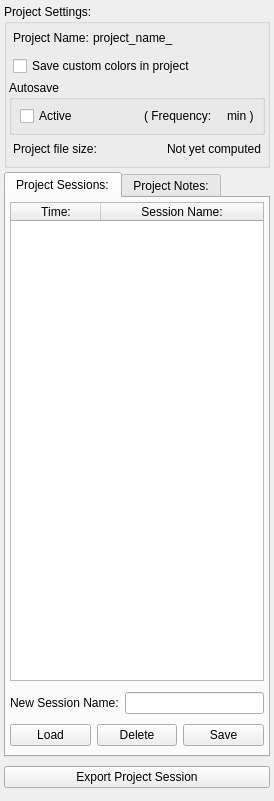
First picture: the form in src/Interface/Application/ProjectDockWidget.ui, repository SCIInstitute/Seg3D, before the edit.
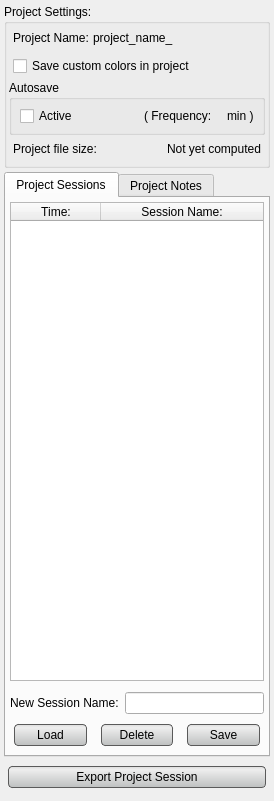
Second picture: the form after the edit.

The edit to the form file:
```diff
--- a/src/Interface/Application/ProjectDockWidget.ui
+++ b/src/Interface/Application/ProjectDockWidget.ui
@@ -11,7 +11,26 @@
    </rect>
   </property>
   <property name="styleSheet">
-   <string notr="true"/>
+   <string notr="true">QPushButton{
+  background-color: qlineargradient(spread:pad, x1:0.5, y1:0, x2:0.5, y2:0.960227, stop:0 rgba(221, 221, 221, 255), stop:0.155779 rgba(238, 238, 238, 255), stop:1 rgba(192, 194, 194, 255));
+  border-radius: 4px;
+  border: 1px solid rgb(90, 90, 90);
+  margin:4px;
+}
+
+QPushButton:hover{
+  background-color: qlineargradient(spread:pad, x1:0.5, y1:0, x2:0.5, y2:1, stop:0 rgba(195, 195, 195, 255), stop:0.253769 rgba(206, 206, 206, 255), stop:1 rgba(185, 185, 185, 255));
+  border-radius: 4px;
+  border: 1px solid rgb(90, 90, 90);
+  margin:4px;
+}
+
+QPushButton:pressed{
+  background-color: qlineargradient(spread:pad, x1:0.5, y1:0, x2:0.5, y2:1, stop:0 rgba(150, 150, 150, 255), stop:0.753769 rgba(206, 206, 206, 255), stop:1 rgba(185, 185, 185, 255));
+  border-radius: 4px;
+  border: 1px solid rgb(90, 90, 90);
+  margin:4px;
+}</string>
   </property>
   <property name="allowedAreas">
    <set>Qt::LeftDockWidgetArea|Qt::RightDockWidgetArea</set>
@@ -271,7 +290,7 @@
       </property>
       <widget class="QWidget" name="sessions_tab_">
        <attribute name="title">
-        <string>Project Sessions:</string>
+        <string>Project Sessions</string>
        </attribute>
        <layout class="QVBoxLayout" name="verticalLayout_8">
         <property name="margin">
@@ -427,6 +446,12 @@
               </property>
               <item>
                <widget class="QPushButton" name="load_session_button_">
+                <property name="minimumSize">
+                 <size>
+                  <width>0</width>
+                  <height>30</height>
+                 </size>
+                </property>
                 <property name="text">
                  <string>Load</string>
                 </property>
@@ -434,6 +459,12 @@
               </item>
               <item>
                <widget class="QPushButton" name="delete_session_button_">
+                <property name="minimumSize">
+                 <size>
+                  <width>0</width>
+                  <height>30</height>
+                 </size>
+                </property>
                 <property name="text">
                  <string>Delete</string>
                 </property>
@@ -441,6 +472,12 @@
               </item>
               <item>
                <widget class="QPushButton" name="save_session_button_">
+                <property name="minimumSize">
+                 <size>
+                  <width>0</width>
+                  <height>30</height>
+                 </size>
+                </property>
                 <property name="text">
                  <string>Save</string>
                 </property>
@@ -456,7 +493,7 @@
       </widget>
       <widget class="QWidget" name="notes_tab_">
        <attribute name="title">
-        <string>Project Notes:</string>
+        <string>Project Notes</string>
        </attribute>
        <layout class="QVBoxLayout" name="verticalLayout_6">
         <property name="margin">
@@ -619,6 +656,12 @@
        </property>
        <item>
         <widget class="QPushButton" name="export_project_button_">
+         <property name="minimumSize">
+          <size>
+           <width>0</width>
+           <height>30</height>
+          </size>
+         </property>
          <property name="toolTip">
           <string>Select a session you want to export to enable this button.</string>
          </property>
```
Left out of the diff: 22 changed lines with no effect on the pictures.
